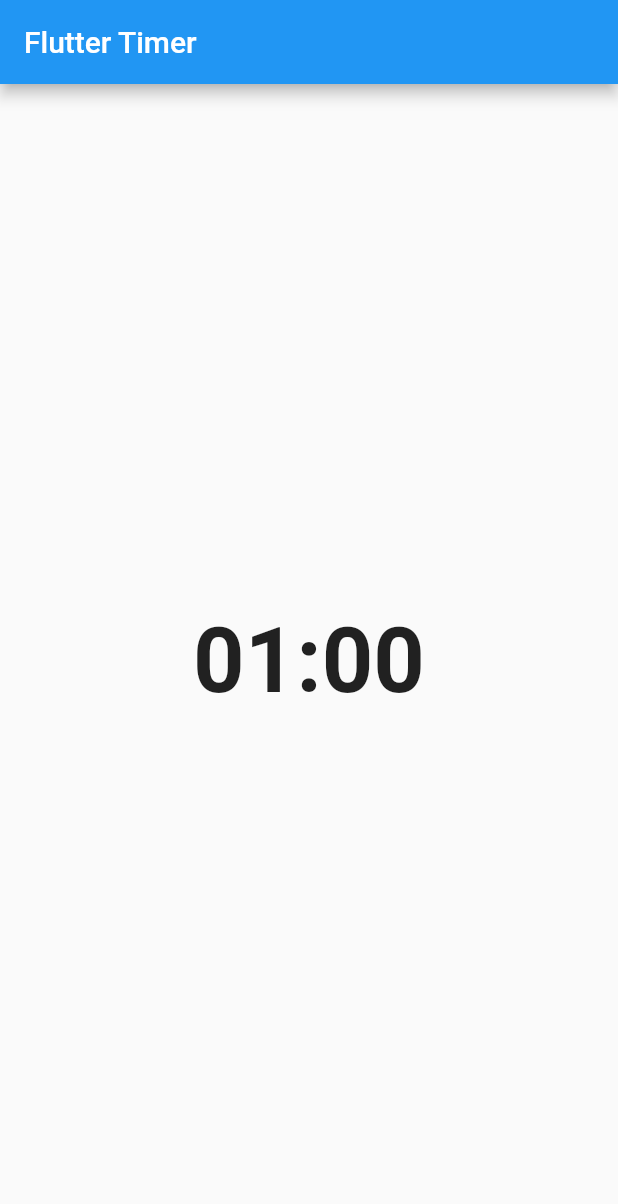
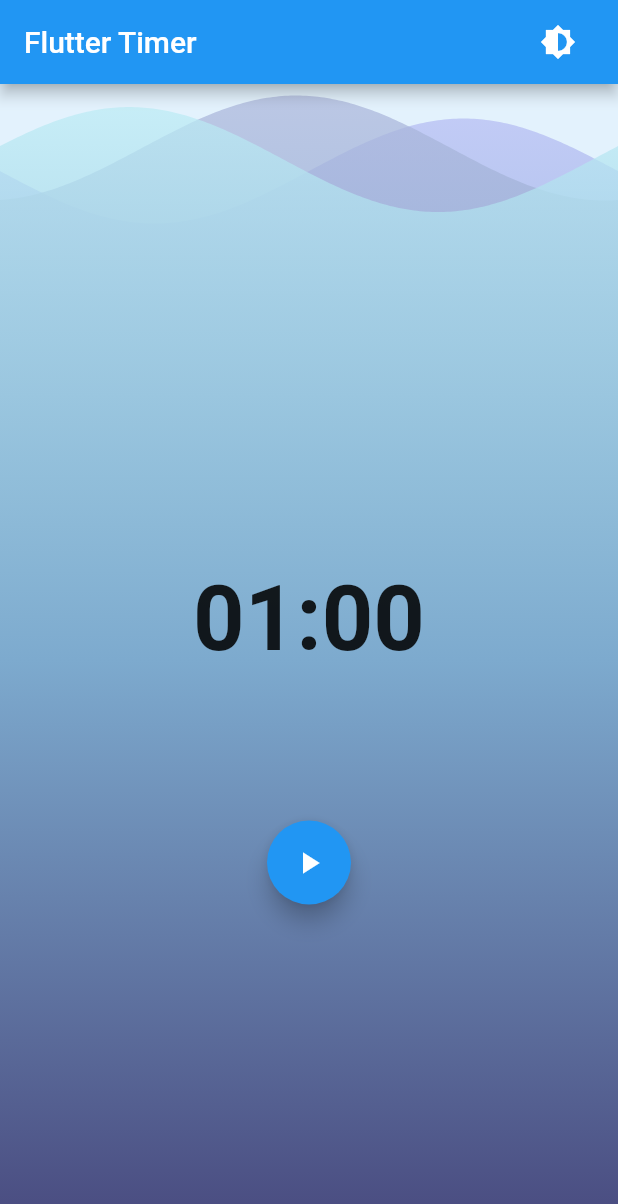
Before and after one commit to GrigK/timer_block_tut, a Flutter app: the screen it shows after launch, on a phone screen of 412 x 824 dp. Shown: the top 1204 px of the screen. Run offline on Flutter 3.47's test engine with Material 2 defaults, Android fonts, the phone set to English and light mode, and no system bars; drawn by our look-alikes of wave; our stand-ins replace bloc, equatable, flutter_bloc.

Commit message:
add background

```diff
--- a/lib/src/timer_page.dart
+++ b/lib/src/timer_page.dart
@@ -3,8 +3,10 @@ import 'package:flutter/material.dart';
 import 'package:flutter_bloc/flutter_bloc.dart';
 
 import 'package:timer/generated/i18n.dart';
+import 'package:timer/src/theme_block.dart';
 import 'package:timer/src/timer/bloc.dart';
-
+import 'package:timer/src/widgets/actions.dart' as myAction;
+import 'package:timer/src/widgets/background.dart';
 
 class TimerPage extends StatelessWidget {
   static const TextStyle timerTextStyle = TextStyle(
@@ -15,29 +17,46 @@ class TimerPage extends StatelessWidget {
   @override
   Widget build(BuildContext context) {
     return Scaffold(
-      appBar: AppBar(title: Text(S.of(context).title)),
-      body: Column(
+      appBar: AppBar(
+        title: Text(S.of(context).title),
+        actions: <Widget>[
+          IconButton(
+              icon: Icon(Icons.brightness_medium),
+              onPressed: () {
+                // Используем глобальный BLoC (смена темы)
+                BlocProvider.of<ThemeBloc>(context).add(ThemeEvent.toggle);
+              }),
+          SizedBox(
+            width: 16.0,
+          )
+        ],
+      ),
+      body: Stack(
+        children: <Widget>[
+          Background(),
+          Column(
             mainAxisAlignment: MainAxisAlignment.center,
             crossAxisAlignment: CrossAxisAlignment.center,
             children: <Widget>[
               Padding(
                 padding: EdgeInsets.symmetric(vertical: 100.0),
                 child: Center(
-              child: clockCounter(context),
+                  child: _clockCounter(context),
                 ),
+              ),
+              _actionButtons(context)
+            ],
           ),
         ],
       ),
     );
   }
 
-  Widget clockCounter(BuildContext context){
+  Widget _clockCounter(BuildContext context) {
     return BlocBuilder<TimerBloc, TimerState>(
       builder: (context, state) {
-        final String minutesStr = ((state.duration / 60) % 60)
-            .floor()
-            .toString()
-            .padLeft(2, '0');
+        final String minutesStr =
+            ((state.duration / 60) % 60).floor().toString().padLeft(2, '0');
         final String secondsStr =
             (state.duration % 60).floor().toString().padLeft(2, '0');
         return Text(
@@ -47,4 +66,14 @@ class TimerPage extends StatelessWidget {
       },
     );
   }
+
+  Widget _actionButtons(BuildContext context) {
+    return BlocBuilder<TimerBloc, TimerState>(
+      /// виджет будет перестроен только при изменении state
+      /// т.е. если  previousState != state будет вызван компоновщик builder
+      condition: (previousState, state) =>
+          state.runtimeType != previousState.runtimeType,
+      builder: (context, state) => myAction.Actions(),
+    );
   }
+}
--- /dev/null
+++ b/lib/src/widgets/background.dart
@@ -0,0 +1,37 @@
+import 'package:flutter/material.dart';
+import 'package:wave/wave.dart';
+import 'package:wave/config.dart';
+
+class Background extends StatelessWidget {
+  @override
+  Widget build(BuildContext context) {
+    return WaveWidget(
+      config: CustomConfig(
+        gradients: [
+          [
+            Color.fromRGBO(72, 74, 126, 1),
+            Color.fromRGBO(125, 170, 206, 1),
+            Color.fromRGBO(184, 189, 245, 0.7)
+          ],
+          [
+            Color.fromRGBO(72, 74, 126, 1),
+            Color.fromRGBO(125, 170, 206, 1),
+            Color.fromRGBO(172, 182, 219, 0.7)
+          ],
+          [
+            Color.fromRGBO(72, 73, 126, 1),
+            Color.fromRGBO(125, 170, 206, 1),
+            Color.fromRGBO(190, 238, 246, 0.7)
+          ],
+        ],
+        durations: [19440, 10800, 6000],
+        heightPercentages: [0.03, 0.01, 0.02],
+        gradientBegin: Alignment.bottomCenter,
+        gradientEnd: Alignment.topCenter,
+      ),
+      size: Size(double.infinity, double.infinity),
+      waveAmplitude: 25,
+      backgroundColor: Colors.blue[50],
+    );
+  }
+}
```
Lines whose indentation alone changed are shown as unchanged.
